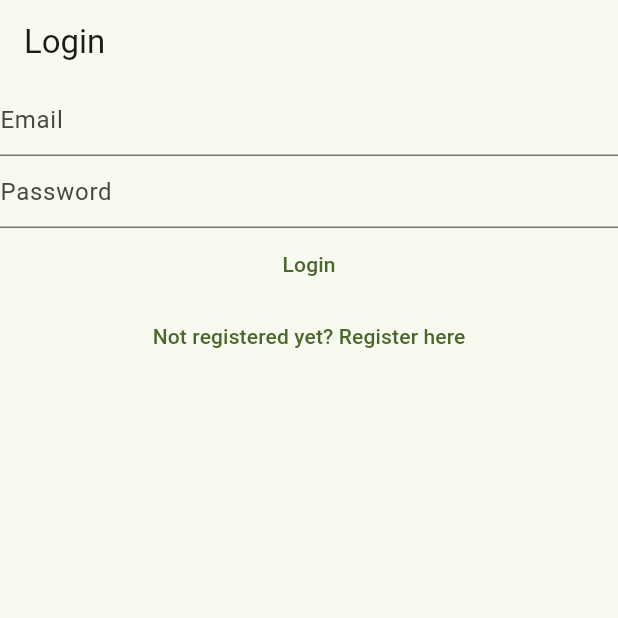
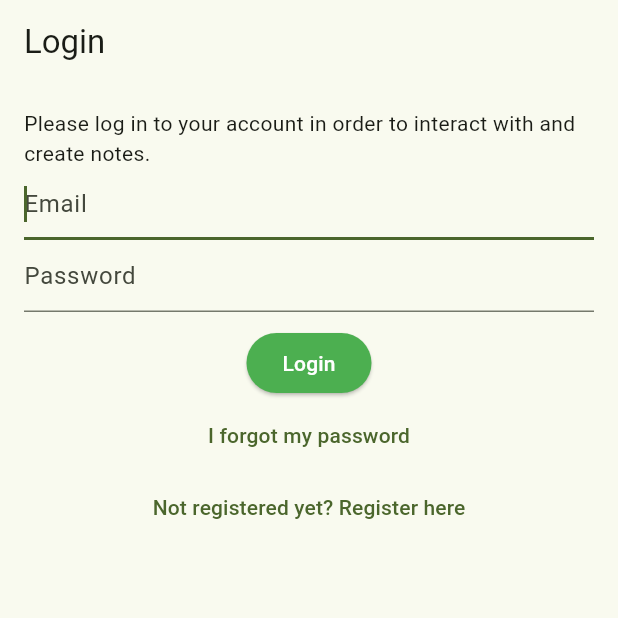
Before and after one commit to ochuko1996/private_notes, a Flutter app: the screen it shows after launch, on a phone screen of 412 x 824 dp, the top half of it. Run offline on Flutter 3.47's test engine with Material 3 defaults, Android fonts, the phone set to English and light mode, and no system bars; our stand-ins replace bloc, cloud_firestore, equatable, firebase_auth, firebase_core, flutter_bloc and 1 more; accounts and stored records are empty.

Commit message:
feat: implement forgot password functionality; add AuthEventForgotPassword, AuthStateForgetPassword, and integrate with UI for password reset

```diff
--- a/lib/helpers/loading/loading_screen.dart
+++ b/lib/helpers/loading/loading_screen.dart
@@ -1,6 +1,4 @@
 import 'dart:async';
-import 'dart:developer';
-
 import 'package:flutter/material.dart';
 import 'package:privatenotes/helpers/loading/loading_screen_controller.dart';
 
@@ -17,11 +15,9 @@ class LoadingScreen {
   }
 
   void show({required BuildContext context, required String text}) {
-    log('Loading Screen: $text');
     if (controller?.update(text) ?? false) {
       return;
     } else {
-      log('Creating new loading screen');
       controller = showOverlay(context: context, text: text);
     }
   }
--- a/lib/main.dart
+++ b/lib/main.dart
@@ -6,6 +6,7 @@ import 'package:privatenotes/services/auth/bloc/auth_bloc.dart';
 import 'package:privatenotes/services/auth/bloc/auth_event.dart';
 import 'package:privatenotes/services/auth/bloc/auth_state.dart';
 import 'package:privatenotes/services/auth/firebase_auth_provider.dart';
+import 'package:privatenotes/views/forgot_password_view.dart';
 import 'package:privatenotes/views/login_view.dart';
 import 'package:privatenotes/views/notes/create_update_note.dart';
 import 'package:privatenotes/views/notes/notes_view.dart';
@@ -55,6 +56,8 @@ class HomePage extends StatelessWidget {
           return const LoginView();
         } else if (state is AuthStateRegistering) {
           return const RegisterView();
+        } else if (state is AuthStateForgetPassword) {
+          return const ForgotPasswordView();
         } else {
           return const Scaffold(
             body: Center(child: CircularProgressIndicator()),
--- a/lib/services/auth/auth_provider.dart
+++ b/lib/services/auth/auth_provider.dart
@@ -14,4 +14,6 @@ abstract class CustomAuthProvider {
   Future<void> logOut();
 
   Future<void> sendEmailVerification();
+
+  Future<void> sendPasswordReset({required String toEmail});
 }
--- a/lib/services/auth/auth_service.dart
+++ b/lib/services/auth/auth_service.dart
@@ -28,4 +28,8 @@ class AuthService implements CustomAuthProvider {
 
   @override
   Future<void> initialize() => provider.initialize();
+
+  @override
+  Future<void> sendPasswordReset({required String toEmail}) =>
+      provider.sendPasswordReset(toEmail: toEmail);
 }
--- a/lib/services/auth/bloc/auth_event.dart
+++ b/lib/services/auth/bloc/auth_event.dart
@@ -34,3 +34,9 @@ class AuthEventSendEmailVerification extends AuthEvent {
 class AuthEventShouldRegister extends AuthEvent {
   const AuthEventShouldRegister();
 }
+
+class AuthEventForgotPassword extends AuthEvent {
+  final String? email;
+
+  const AuthEventForgotPassword({this.email});
+}
--- a/lib/services/auth/bloc/auth_state.dart
+++ b/lib/services/auth/bloc/auth_state.dart
@@ -44,3 +44,13 @@ class AuthStateLoggedOut extends AuthState with EquatableMixin {
   @override
   List<Object?> get props => [exception, isLoading];
 }
+
+class AuthStateForgetPassword extends AuthState {
+  final Exception? exception;
+  final bool hasSentEmail;
+  const AuthStateForgetPassword({
+    required this.exception,
+    required this.hasSentEmail,
+    required bool isLoading,
+  }) : super(isLoading: isLoading);
+}
--- /dev/null
+++ b/lib/utilities/dialogs/password_reset_email_set_dialog.dart
@@ -0,0 +1,12 @@
+import 'package:flutter/material.dart';
+import 'package:privatenotes/utilities/dialogs/generic_dialog.dart';
+
+Future<void> showPasswordResetEmailSetDialog(BuildContext context) {
+  return showGenericDialog(
+    context: context,
+    title: "Password Reset",
+    content:
+        "We have now sent you a password reset link. Please check your email for more information.",
+    optionsBuilder: () => {"OK": null},
+  );
+}
--- a/lib/views/login_view.dart
+++ b/lib/views/login_view.dart
@@ -52,14 +52,20 @@ class _LoginViewState extends State<LoginView> {
       },
       child: Scaffold(
         appBar: AppBar(title: const Text("Login")),
-        body: Column(
+        body: Padding(
+          padding: const EdgeInsets.all(16.0),
+          child: Column(
             children: [
+              const Text(
+                "Please log in to your account in order to interact with and create notes.",
+              ),
               TextField(
                 decoration: const InputDecoration(hintText: "Email"),
                 controller: _email,
                 autocorrect: false,
                 enableSuggestions: false,
                 keyboardType: TextInputType.emailAddress,
+                autofocus: true,
               ),
               TextField(
                 obscureText: true,
@@ -68,7 +74,8 @@ class _LoginViewState extends State<LoginView> {
                 decoration: const InputDecoration(hintText: "Password"),
                 controller: _password,
               ),
-            TextButton(
+              SizedBox(height: 10),
+              ElevatedButton(
                 onPressed: () async {
                   // Registration logic goes here
                   final email = _email.text;
@@ -76,7 +83,17 @@ class _LoginViewState extends State<LoginView> {
 
                   context.read<AuthBloc>().add(AuthEventLogIn(email, password));
                 },
+                style: TextButton.styleFrom(
+                  foregroundColor: Colors.white,
+                  backgroundColor: Colors.green,
+                ),
                 child: const Text("Login"),
+              ),
+              TextButton(
+                onPressed: () {
+                  context.read<AuthBloc>().add(const AuthEventForgotPassword());
+                },
+                child: const Text("I forgot my password"),
               ),
               TextButton(
                 onPressed: () {
@@ -87,6 +104,7 @@ class _LoginViewState extends State<LoginView> {
             ],
           ),
         ),
+      ),
     );
   }
 }
--- a/lib/views/notes/notes_view.dart
+++ b/lib/views/notes/notes_view.dart
@@ -31,6 +31,7 @@ class _NotesViewState extends State<NotesView> {
   Widget build(BuildContext context) {
     return Scaffold(
       appBar: AppBar(
+        backgroundColor: Color.fromARGB(255, 90, 199, 199),
         title: const Text(
           "Your Notes",
           style: TextStyle(color: Color(0xFFFFFFFF)),
@@ -64,7 +65,6 @@ class _NotesViewState extends State<NotesView> {
             },
           ),
         ],
-        backgroundColor: Color.fromARGB(255, 90, 199, 199),
       ),
       body: StreamBuilder(
         stream: _notesService.allNotes(ownerUserId: userId),
```
Also changed, not shown: lib/services/auth/bloc/auth_bloc.dart (+41 -0 lines), lib/services/auth/firebase_auth_provider.dart (+34 -8 lines), lib/views/forgot_password_view.dart (added, +93 -0 lines), lib/views/notes/create_update_note.dart (+9 -6 lines), lib/views/register_view.dart (+22 -2 lines), lib/views/verify_email_view.dart (+10 -2 lines), 1 other file. Lines whose indentation alone changed are shown as unchanged.
